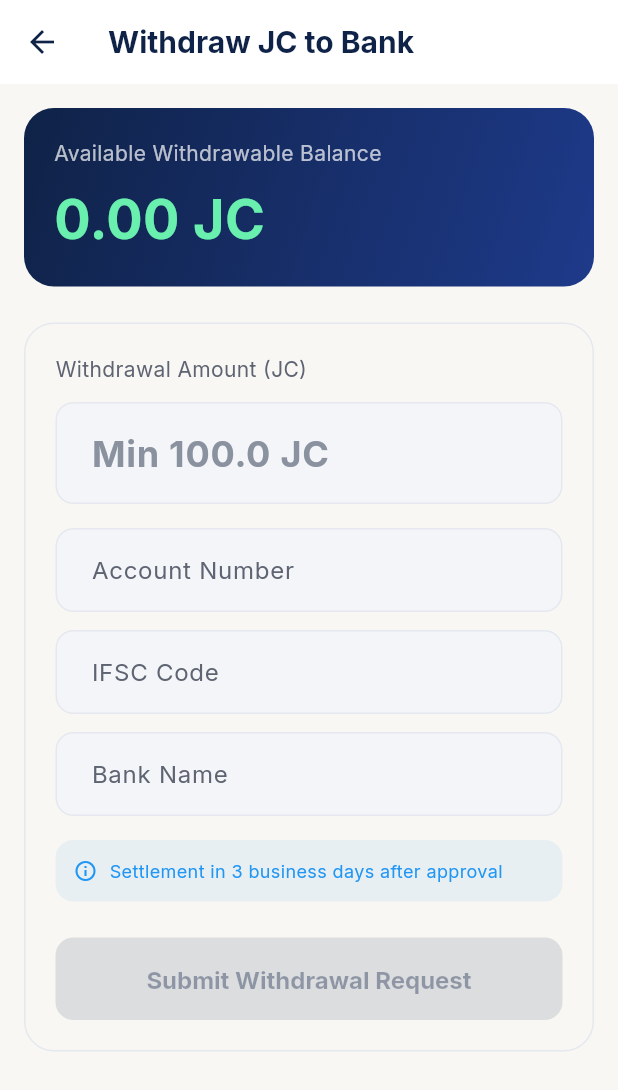
After one commit to alsoltech62/japsan_app, a Flutter app: the UserWithdrawScreen screen opened directly, on a phone screen of 412 x 824 dp. The commit adds this screen. Shown: the top 1090 px of the screen. Run offline on Flutter 3.47's test engine with Material 3 defaults, Android fonts, the phone set to English and light mode, and no system bars; our stand-ins replace app_links, flutter_animate, geolocator, google_fonts, image_picker, qr_flutter and 1 more; missing offline and left inert: mobile_scanner, razorpay_flutter; accounts and stored records are empty; network calls fail.

Commit message:
Update project

```diff
--- /dev/null
+++ b/lib/screens/user_withdraw_screen.dart
@@ -0,0 +1,296 @@
+import 'package:flutter/material.dart';
+import 'package:provider/provider.dart';
+import '../core/api_service.dart';
+import '../core/theme.dart';
+
+class UserWithdrawScreen extends StatefulWidget {
+  const UserWithdrawScreen({super.key});
+
+  @override
+  State<UserWithdrawScreen> createState() => _UserWithdrawScreenState();
+}
+
+class _UserWithdrawScreenState extends State<UserWithdrawScreen> {
+  Map<String, dynamic>? wallet;
+  Map<String, dynamic>? multiWallet;
+  List<dynamic> withdrawals = [];
+  Map<String, dynamic> config = {};
+
+  bool isLoading = true;
+  bool isSubmitting = false;
+  final TextEditingController amtCtrl = TextEditingController();
+  final TextEditingController accCtrl = TextEditingController();
+  final TextEditingController ifscCtrl = TextEditingController();
+  final TextEditingController bankNameCtrl = TextEditingController();
+
+  @override
+  void initState() {
+    super.initState();
+    _fetchData();
+  }
+
+  Future<void> _fetchData() async {
+    final api = context.read<ApiService>();
+    final wRes = await api.getWallet();
+    final wdRes = await api.getUserWithdrawals();
+
+    if (mounted) {
+      setState(() {
+        if (wRes['success'] == true) {
+          wallet = wRes['data']?['wallet'];
+          multiWallet = wRes['data']?['multi_wallet'];
+          config = {
+            'fee': wRes['data']?['withdrawal_fee'] ?? 5,
+            'min': wRes['data']?['min_withdrawal'] ?? 100
+          };
+        }
+        if (wdRes['success'] == true) {
+          withdrawals = wdRes['data']?['withdrawals'] ?? [];
+        }
+        isLoading = false;
+      });
+    }
+  }
+
+  Future<void> _submitWithdrawal() async {
+    final amt = double.tryParse(amtCtrl.text) ?? 0;
+    final min = double.tryParse(config['min']?.toString() ?? '100') ?? 100;
+    final max = double.tryParse(multiWallet?['main_wallet']?.toString() ?? '0') ?? 0;
+
+    if (amt < min) {
+      ScaffoldMessenger.of(context).showSnackBar(SnackBar(content: Text('Minimum withdrawal is $min JC')));
+      return;
+    }
+    if (amt > max) {
+      ScaffoldMessenger.of(context).showSnackBar(const SnackBar(content: Text('Insufficient withdrawable balance')));
+      return;
+    }
+    if (accCtrl.text.isEmpty || ifscCtrl.text.isEmpty || bankNameCtrl.text.isEmpty) {
+      ScaffoldMessenger.of(context).showSnackBar(const SnackBar(content: Text('Please enter all bank details')));
+      return;
+    }
+
+    setState(() => isSubmitting = true);
+    final api = context.read<ApiService>();
+    final res = await api.requestUserWithdraw({
+      'amount': amt,
+      'bank_account_number': accCtrl.text,
+      'bank_ifsc': ifscCtrl.text,
+      'bank_name': bankNameCtrl.text,
+    });
+
+    if (res['success'] == true) {
+      if (mounted) {
+        ScaffoldMessenger.of(context).showSnackBar(const SnackBar(content: Text('Withdrawal request submitted!'), backgroundColor: Colors.green));
+        amtCtrl.clear();
+      }
+      await _fetchData();
+    } else {
+      if (mounted) {
+        ScaffoldMessenger.of(context).showSnackBar(SnackBar(content: Text(res['message'] ?? 'Failed'), backgroundColor: Colors.red));
+      }
+    }
+    if (mounted) setState(() => isSubmitting = false);
+  }
+
+  @override
+  Widget build(BuildContext context) {
+    if (isLoading) {
+      return const Scaffold(body: Center(child: CircularProgressIndicator(color: AppTheme.primaryGold)));
+    }
+
+    final withdrawableBalance = double.tryParse(multiWallet?['main_wallet']?.toString() ?? '0') ?? 0;
+    final min = double.tryParse(config['min']?.toString() ?? '100') ?? 100;
+    final fee = double.tryParse(config['fee']?.toString() ?? '5') ?? 5;
+
+    return Scaffold(
+      appBar: AppBar(title: const Text('Withdraw JC to Bank')),
+      body: ListView(
+        padding: const EdgeInsets.all(16),
+        physics: const BouncingScrollPhysics(),
+        children: [
+          Container(
+            padding: const EdgeInsets.all(20),
+            decoration: BoxDecoration(
+              gradient: const LinearGradient(
+                colors: [AppTheme.primaryNavy, Color(0xFF1E3A8A)],
+                begin: Alignment.topLeft,
+                end: Alignment.bottomRight,
+              ),
+              borderRadius: BorderRadius.circular(20),
+            ),
+            child: Column(
+              crossAxisAlignment: CrossAxisAlignment.start,
+              children: [
+                const Text('Available Withdrawable Balance', style: TextStyle(color: Colors.white70, fontSize: 14)),
+                const SizedBox(height: 8),
+                Text('${withdrawableBalance.toStringAsFixed(2)} JC', style: const TextStyle(color: Colors.greenAccent, fontSize: 36, fontWeight: FontWeight.bold)),
+              ],
+            ),
+          ),
+
+          const SizedBox(height: 24),
+          Container(
+            padding: const EdgeInsets.all(20),
+            decoration: BoxDecoration(
+              color: AppTheme.appBackground,
+              borderRadius: BorderRadius.circular(20),
+              border: Border.all(color: AppTheme.lightBorder),
+            ),
+            child: Column(
+              crossAxisAlignment: CrossAxisAlignment.start,
+              children: [
+                const Text('Withdrawal Amount (JC)', style: TextStyle(color: AppTheme.textSecondary, fontSize: 14)),
+                const SizedBox(height: 12),
+                TextField(
+                  controller: amtCtrl,
+                  keyboardType: TextInputType.number,
+                  style: const TextStyle(color: AppTheme.primaryNavy, fontSize: 24, fontWeight: FontWeight.bold),
+                  onChanged: (val) => setState(() {}),
+                  decoration: InputDecoration(
+                    hintText: 'Min $min JC',
+                    hintStyle: const TextStyle(color: AppTheme.textLight),
+                    filled: true,
+                    fillColor: AppTheme.secondaryBackground,
+                    border: OutlineInputBorder(borderRadius: BorderRadius.circular(12), borderSide: const BorderSide(color: AppTheme.lightBorder)),
+                    enabledBorder: OutlineInputBorder(borderRadius: BorderRadius.circular(12), borderSide: const BorderSide(color: AppTheme.lightBorder)),
+                    focusedBorder: OutlineInputBorder(borderRadius: BorderRadius.circular(12), borderSide: const BorderSide(color: AppTheme.premiumGold, width: 2)),
+                  ),
+                ),
+
+                const SizedBox(height: 16),
+                TextField(
+                  controller: accCtrl,
+                  keyboardType: TextInputType.number,
+                  decoration: InputDecoration(
+                    labelText: 'Account Number',
+                    filled: true,
+                    fillColor: AppTheme.secondaryBackground,
+                    border: OutlineInputBorder(borderRadius: BorderRadius.circular(12)),
+                  ),
+                ),
+                const SizedBox(height: 12),
+                TextField(
+                  controller: ifscCtrl,
+                  decoration: InputDecoration(
+                    labelText: 'IFSC Code',
+                    filled: true,
+                    fillColor: AppTheme.secondaryBackground,
+                    border: OutlineInputBorder(borderRadius: BorderRadius.circular(12)),
+                  ),
+                ),
+                const SizedBox(height: 12),
+                TextField(
+                  controller: bankNameCtrl,
+                  decoration: InputDecoration(
+                    labelText: 'Bank Name',
+                    filled: true,
+                    fillColor: AppTheme.secondaryBackground,
+                    border: OutlineInputBorder(borderRadius: BorderRadius.circular(12)),
+                  ),
+                ),
+
+                if ((double.tryParse(amtCtrl.text) ?? 0) > 0) ...[
+                  const SizedBox(height: 16),
+                  Container(
+                    padding: const EdgeInsets.all(12),
+                    decoration: BoxDecoration(
+                      color: AppTheme.primaryNavy.withAlpha(8),
+                      borderRadius: BorderRadius.circular(12),
+                      border: Border.all(color: AppTheme.primaryNavy.withAlpha(30)),
+                    ),
+                    child: Column(
+                      children: [
+                        _buildBreakdownRow('Amount', '${(double.tryParse(amtCtrl.text) ?? 0).toStringAsFixed(2)} JC', AppTheme.primaryNavy),
+                        const SizedBox(height: 8),
+                        _buildBreakdownRow('Fee ($fee%)', '-${((double.tryParse(amtCtrl.text) ?? 0) * fee / 100).toStringAsFixed(2)} JC', AppTheme.error),
+                        Divider(color: AppTheme.lightBorder, height: 24),
+                        _buildBreakdownRow('You Receive', '₹${((double.tryParse(amtCtrl.text) ?? 0) - ((double.tryParse(amtCtrl.text) ?? 0) * fee / 100)).toStringAsFixed(2)}', AppTheme.success, isBold: true),
+                      ],
+                    ),
+                  ),
+                ],
+
+                const SizedBox(height: 16),
+                Container(
+                  padding: const EdgeInsets.all(12),
+                  decoration: BoxDecoration(color: Colors.blue.withAlpha(20), borderRadius: BorderRadius.circular(12)),
+                  child: const Row(
+                    children: [
+                      Icon(Icons.info_outline, color: Colors.blue, size: 16),
+                      SizedBox(width: 8),
+                      Expanded(child: Text('Settlement in 3 business days after approval', style: TextStyle(color: Colors.blue, fontSize: 12))),
+                    ],
+                  ),
+                ),
+
+                const SizedBox(height: 24),
+                ElevatedButton(
+                  style: ElevatedButton.styleFrom(
+                    backgroundColor: AppTheme.primaryGold,
+                    foregroundColor: Colors.black,
+                    minimumSize: const Size.fromHeight(55),
+                    shape: RoundedRectangleBorder(borderRadius: BorderRadius.circular(12))
+                  ),
+                  onPressed: isSubmitting || (double.tryParse(amtCtrl.text) ?? 0) == 0 || (double.tryParse(amtCtrl.text) ?? 0) > withdrawableBalance ? null : _submitWithdrawal,
+                  child: isSubmitting
+                    ? const CircularProgressIndicator(color: Colors.black)
+                    : const Text('Submit Withdrawal Request', style: TextStyle(fontWeight: FontWeight.bold, fontSize: 16)),
+                )
+              ],
+            ),
+          ),
+
+          if (withdrawals.isNotEmpty) ...[
+            const SizedBox(height: 32),
+            const Text('Withdrawal History', style: TextStyle(color: AppTheme.primaryNavy, fontSize: 18, fontWeight: FontWeight.bold)),
+            const SizedBox(height: 16),
+            ...withdrawals.map((w) {
+              final statusColor = w['status'] == 'completed' || w['status'] == 'approved' ? Colors.green : (w['status'] == 'rejected' ? Colors.red : Colors.orange);
+              return Card(
+                color: AppTheme.cardBackground,
+                margin: const EdgeInsets.only(bottom: 12),
+                shape: RoundedRectangleBorder(borderRadius: BorderRadius.circular(16), side: BorderSide(color: AppTheme.primaryNavy.withAlpha(30))),
+                child: Padding(
+                  padding: const EdgeInsets.all(16),
+                  child: Column(
+                    crossAxisAlignment: CrossAxisAlignment.start,
+                    children: [
+                      Row(
+                        mainAxisAlignment: MainAxisAlignment.spaceBetween,
+                        children: [
+                          Text('₹${double.tryParse(w['amount_requested']?.toString() ?? '0')?.toStringAsFixed(2)}', style: const TextStyle(color: AppTheme.textPrimary, fontWeight: FontWeight.bold, fontSize: 18)),
+                          Container(
+                            padding: const EdgeInsets.symmetric(horizontal: 8, vertical: 4),
+                            decoration: BoxDecoration(color: statusColor.withAlpha(30), borderRadius: BorderRadius.circular(8)),
+                            child: Text((w['status'] ?? 'pending').toString().toUpperCase(), style: TextStyle(color: statusColor, fontSize: 10, fontWeight: FontWeight.bold)),
+                          ),
+                        ],
+                      ),
+                      const SizedBox(height: 8),
+                      Text('Net: ₹${double.tryParse(w['amount_after_fee']?.toString() ?? '0')?.toStringAsFixed(2)} after ${w['fee_percent']}% fee', style: const TextStyle(color: AppTheme.textDim, fontSize: 12)),
+                      if (w['settlement_date'] != null)
+                        Text('Settlement: ${w['settlement_date']}', style: const TextStyle(color: Colors.blueAccent, fontSize: 12)),
+                      const SizedBox(height: 8),
+                      Text(w['created_at']?.toString().substring(0, 16) ?? '', style: const TextStyle(color: AppTheme.textDim, fontSize: 10)),
+                    ],
+                  ),
+                ),
+              );
+            })
+          ]
+        ],
+      ),
+    );
+  }
+
+  Widget _buildBreakdownRow(String label, String val, Color color, {bool isBold = false}) {
+    return Row(
+      mainAxisAlignment: MainAxisAlignment.spaceBetween,
+      children: [
+        Text(label, style: TextStyle(color: AppTheme.textDim, fontWeight: isBold ? FontWeight.bold : FontWeight.normal)),
+        Text(val, style: TextStyle(color: color, fontWeight: isBold ? FontWeight.bold : FontWeight.normal)),
+      ],
+    );
+  }
+}
--- a/lib/screens/wallet_screen.dart
+++ b/lib/screens/wallet_screen.dart
@@ -153,9 +153,15 @@ class _WalletScreenState extends State<WalletScreen> {
           _buildWalletRow(Icons.lock_clock, '90 Days Lock Wallet', multiWallet['lock_90d_wallet'], false, 'Non-Withdrawable (Unlocks in 90 Days)', Colors.orange),
           _buildWalletRow(Icons.group_add, 'Referral Reward Wallet', multiWallet['referral_wallet'], false, 'Non-Withdrawable', Colors.green),
           _buildWalletRow(Icons.card_giftcard, 'Cashback Wallet', multiWallet['cashback_wallet'], false, 'Non-Withdrawable', Colors.purple),
+          _buildWalletRow(Icons.stars, 'Bonus Wallet', multiWallet['bonus_wallet'], false, 'Non-Withdrawable', Colors.amber),
 
-          if (!isVendor)
+          if (!isVendor) ...[
             _buildWalletRow(Icons.account_tree, 'Level Income Wallet', multiWallet['level_income_wallet'], false, 'Non-Withdrawable', Colors.redAccent),
+            if ((multiWallet['staking_wallet'] ?? 0) > 0)
+              _buildWalletRow(Icons.savings, 'Staking Wallet', multiWallet['staking_wallet'], false, 'Non-Withdrawable (Staked)', Colors.teal),
+            if ((multiWallet['pending_wallet'] ?? 0) > 0)
+              _buildWalletRow(Icons.hourglass_empty, 'Pending Wallet', multiWallet['pending_wallet'], false, 'Non-Withdrawable (Pending)', Colors.grey),
+          ],
 
           if ((multiWallet['vendor_settlement_wallet'] ?? 0) > 0)
             _buildWalletRow(Icons.store, 'Vendor Settlement Wallet', multiWallet['vendor_settlement_wallet'], true, 'Withdrawable (Purchased JC)', Colors.orange),
--- a/pubspec.yaml
+++ b/pubspec.yaml
@@ -45,6 +45,7 @@ dependencies:
   image_picker: ^1.2.3
   url_launcher: ^6.3.2
   razorpay_flutter: ^1.3.6
+  app_links: ^7.0.0
 
 dev_dependencies:
   flutter_test:
```
Also changed, not shown: lib/core/api_service.dart (+27 -0 lines), lib/screens/buy_coins_screen.dart (+10 -0 lines), lib/screens/dashboard_screen.dart (+21 -10 lines), lib/screens/login_screen.dart (+49 -0 lines), pubspec.lock, 6 other files.
